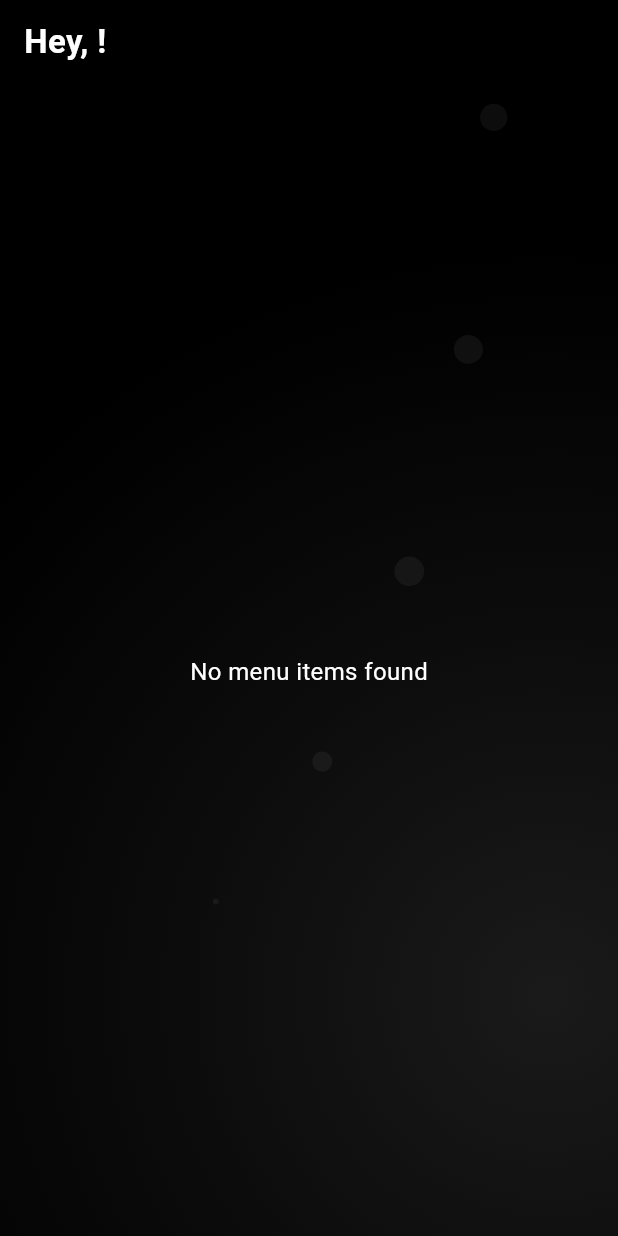
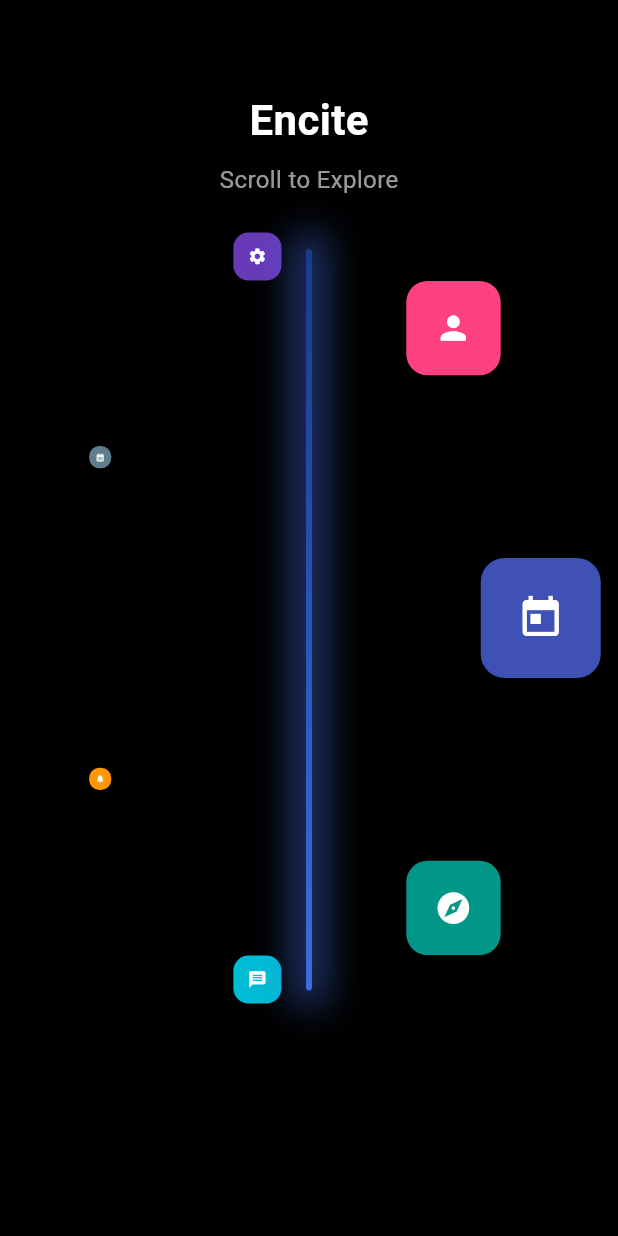
Before and after one commit to Bryse88/Encite_App, a Flutter app: the screen it shows once a user with an empty profile is signed in, on a phone screen of 412 x 824 dp. Run offline on Flutter 3.47's test engine with Material 3 defaults, Android fonts, the phone set to English and light mode, and no system bars; our stand-ins replace cloud_firestore, device_info_plus, firebase_auth, firebase_core, firebase_storage, google_sign_in and 3 more; accounts and stored records are empty; generated files the repository leaves out were written again; Roboto replaces fonts that are missing (SF Pro Display).

Commit message:
Changes to home

```diff
--- /dev/null
+++ b/lib/components/HomeComponents/HomeImpaler.dart
@@ -0,0 +1,29 @@
+import 'package:flutter/material.dart';
+
+class HomeImpalerBar extends StatelessWidget {
+  const HomeImpalerBar({super.key});
+
+  @override
+  Widget build(BuildContext context) {
+    return Container(
+      width: 4, // Instead of height, since it's vertical now
+      height: MediaQuery.of(context).size.height *
+          0.6, // Optional: set vertical length
+      decoration: BoxDecoration(
+        gradient: const LinearGradient(
+          begin: Alignment.topCenter,
+          end: Alignment.bottomCenter,
+          colors: [Color(0xFF1A3A8F), Color(0xFF3E6CDF)],
+        ),
+        borderRadius: BorderRadius.circular(2),
+        boxShadow: [
+          BoxShadow(
+            color: const Color(0xFF3E6CDF).withOpacity(0.5),
+            blurRadius: 20,
+            spreadRadius: 10,
+          ),
+        ],
+      ),
+    );
+  }
+}
--- a/lib/pages/app_pages/home_page.dart
+++ b/lib/pages/app_pages/home_page.dart
@@ -1,10 +1,17 @@
-import 'dart:ui';
-import 'package:encite/components/HomeComponents/app_icon_button.dart';
-import 'package:encite/components/MainComponents/background_painter.dart';
-import 'package:encite/components/HomeComponents/home_menu_item.dart';
+// This is a revised version of the HomePage that features an impaler bar at the center
+// and scroll interaction that rotates the menu items around that bar.
+
+import 'dart:math' as math;
+import 'package:encite/components/HomeComponents/HomeImpaler.dart';
 import 'package:flutter/material.dart';
-import 'package:cloud_firestore/cloud_firestore.dart';
-import 'package:firebase_auth/firebase_auth.dart';
+
+class MenuItemData {
+  final IconData icon;
+  final String title;
+  final Color color;
+
+  MenuItemData({required this.icon, required this.title, required this.color});
+}
 
 class HomePage extends StatefulWidget {
   const HomePage({Key? key}) : super(key: key);
@@ -13,204 +20,122 @@ class HomePage extends StatefulWidget {
   State<HomePage> createState() => _HomePageState();
 }
 
-class _HomePageState extends State<HomePage>
-    with SingleTickerProviderStateMixin {
-  late AnimationController _animationController;
-  String _firstName = '';
-  bool _isLoading = true;
-  List<HomeMenuItem> _menuItems = [];
-  bool _loadingMenuItems = true;
+class _HomePageState extends State<HomePage> {
+  double rotationOffset = 0.0;
 
-  @override
-  void initState() {
-    super.initState();
-    _animationController = AnimationController(
-      duration: const Duration(seconds: 20),
-      vsync: this,
-    )..repeat(reverse: true);
+  final List<MenuItemData> menuItems = [
+    MenuItemData(icon: Icons.today, title: 'My Day', color: Colors.indigo),
+    MenuItemData(icon: Icons.explore, title: 'Explore', color: Colors.teal),
+    MenuItemData(icon: Icons.message, title: 'Messages', color: Colors.cyan),
+    MenuItemData(
+        icon: Icons.notifications,
+        title: 'Notifications',
+        color: Colors.orange),
+    MenuItemData(
+        icon: Icons.calendar_month, title: 'Calendar', color: Colors.blueGrey),
+    MenuItemData(
+        icon: Icons.settings, title: 'Settings', color: Colors.deepPurple),
+    MenuItemData(
+        icon: Icons.person, title: 'Profile', color: Colors.pinkAccent),
+  ];
 
-    // Fetch user's display name when the page initializes
-    _fetchUserName();
-
-    // Fetch menu items from Firestore
-    _fetchMenuItems();
-  }
-
-  Future<void> _fetchUserName() async {
-    try {
-      // Get current user
-      final user = FirebaseAuth.instance.currentUser;
-
-      if (user != null) {
-        // Fetch user document from Firestore
-        final userDoc = await FirebaseFirestore.instance
-            .collection('users')
-            .doc(user.uid)
-            .get();
-
-        if (userDoc.exists && userDoc.data() != null) {
-          final data = userDoc.data()!;
-          if (data.containsKey('name')) {
-            // Get the first word from DisplayName
-            final fullName = data['name'] as String;
-            final firstName = fullName.split(' ')[0];
-
+  void _onScroll(DragUpdateDetails details) {
     setState(() {
-              _firstName = firstName;
-              _isLoading = false;
+      rotationOffset += details.delta.dy * 0.01;
     });
-          } else {
-            setState(() {
-              _firstName = 'there';
-              _isLoading = false;
-            });
-          }
-        } else {
-          setState(() {
-            _firstName = 'there';
-            _isLoading = false;
-          });
-        }
-      } else {
-        setState(() {
-          _firstName = 'there';
-          _isLoading = false;
-        });
-      }
-    } catch (e) {
-      print('Error fetching user name: $e');
-      setState(() {
-        _firstName = 'there';
-        _isLoading = false;
-      });
-    }
-  }
-
-  Future<void> _fetchMenuItems() async {
-    try {
-      // Fetch menu items from Firestore
-      final menuItemsSnapshot = await FirebaseFirestore.instance
-          .collection('app_items')
-          .orderBy('order') // Add this if you want to control the order
-          .get();
-
-      final List<HomeMenuItem> items = menuItemsSnapshot.docs.map((doc) {
-        return HomeMenuItem.fromMap(doc.data(), doc.id);
-      }).toList();
-
-      setState(() {
-        _menuItems = items;
-        _loadingMenuItems = false;
-      });
-    } catch (e) {
-      print('Error fetching menu items: $e');
-      setState(() {
-        _loadingMenuItems = false;
-        // Optionally provide some default menu items in case of failure
-        _menuItems = [
-          HomeMenuItem(
-            id: 'default',
-            title: 'Settings',
-            icon: Icons.settings,
-            color: const Color(0xFF8E8E93),
-            route: '/settings',
-          ),
-        ];
-      });
-    }
-  }
-
-  @override
-  void dispose() {
-    _animationController.dispose();
-    super.dispose();
   }
 
   @override
   Widget build(BuildContext context) {
+    final size = MediaQuery.of(context).size;
+    final double orbitHeight = size.height * 0.6;
+    final double orbitWidth = size.width * 0.75;
+
     return Scaffold(
       backgroundColor: Colors.black,
-      body: Stack(
+      body: GestureDetector(
+        onVerticalDragUpdate: _onScroll,
+        child: Stack(
           children: [
-          AnimatedBuilder(
-            animation: _animationController,
-            builder: (context, child) {
-              return CustomPaint(
-                painter: BackgroundPainter(_animationController.value),
-                size: MediaQuery.of(context).size,
+            // Center(
+            //   child: Container(
+            //     width: 30,
+            //     height: orbitHeight,
+            //     decoration: BoxDecoration(
+            //       color: Colors.white.withOpacity(0.1),
+            //       borderRadius: BorderRadius.circular(15),
+            //     ),
+            //   ),
+            // ),
+            ...List.generate(menuItems.length, (index) {
+              final angle =
+                  (index * (2 * math.pi / menuItems.length)) + rotationOffset;
+              final x = math.cos(angle) * (orbitWidth / 2);
+              final y = math.sin(angle) * (orbitHeight / 2);
+
+              final scale = ((math.cos(angle) + 1) / 2) * 0.6 + 0.4;
+              final sizeFactor = 80.0 * scale;
+
+              return Positioned(
+                left: (size.width / 2) + x - sizeFactor / 2,
+                top: (size.height / 2) + y - sizeFactor / 2,
+                child: Transform.scale(
+                  scale: scale,
+                  child: Container(
+                    width: sizeFactor,
+                    height: sizeFactor,
+                    decoration: BoxDecoration(
+                      color: menuItems[index].color,
+                      borderRadius: BorderRadius.circular(16),
+                      boxShadow: [
+                        BoxShadow(
+                          color: Colors.black.withOpacity(0.2),
+                          blurRadius: 8,
+                          offset: const Offset(0, 4),
+                        )
+                      ],
+                    ),
+                    child: Icon(
+                      menuItems[index].icon,
+                      color: Colors.white,
+                      size: 32 * scale,
+                    ),
+                  ),
+                ),
               );
-            },
-          ),
-          SafeArea(
+            }),
+            const Positioned(
+              top: 60,
+              left: 0,
+              right: 0,
+              child: Center(
                 child: Column(
                   children: [
-                Padding(
-                  padding: const EdgeInsets.symmetric(
-                      horizontal: 16.0, vertical: 12.0),
-                  child: Row(
-                    mainAxisAlignment: MainAxisAlignment.spaceBetween,
-                    children: [
-                      _isLoading
-                          ? const SizedBox(
-                              height: 22,
-                              width: 120,
-                              child: LinearProgressIndicator(
-                                backgroundColor: Colors.white10,
-                                color: Colors.white38,
-                              ),
-                            )
-                          : Text(
-                              'Hey, $_firstName!',
-                              style: const TextStyle(
-                                fontSize: 22,
+                    Text(
+                      'Encite',
+                      style: TextStyle(
+                        fontSize: 28,
                         fontWeight: FontWeight.bold,
                         color: Colors.white,
+                      ),
+                    ),
+                    SizedBox(height: 8),
+                    Text(
+                      'Scroll to Explore',
+                      style: TextStyle(
+                        fontSize: 16,
+                        color: Colors.white60,
+                      ),
+                    ),
+                    SizedBox(height: 35),
+                    HomeImpalerBar()
+                  ],
+                ),
               ),
             ),
           ],
         ),
       ),
-                const SizedBox(
-                  height: 16,
-                ),
-                Expanded(
-                  child: _loadingMenuItems
-                      ? const Center(
-                          child: CircularProgressIndicator(),
-                        )
-                      : _menuItems.isEmpty
-                          ? const Center(
-                              child: Text(
-                                'No menu items found',
-                                style: TextStyle(
-                                  color: Colors.white,
-                                  fontSize: 16,
-                                ),
-                              ),
-                            )
-                          : GridView.builder(
-                              padding: const EdgeInsets.all(16),
-                              gridDelegate:
-                                  const SliverGridDelegateWithFixedCrossAxisCount(
-                                crossAxisCount: 2,
-                                childAspectRatio: 1.2,
-                                crossAxisSpacing: 16,
-                                mainAxisSpacing: 16,
-                              ),
-                              itemCount: _menuItems.length,
-                              itemBuilder: (context, index) {
-                                return AppIconButton(
-                                  item: _menuItems[index],
-                                  index: index,
-                                );
-                              },
-                            ),
-                ),
-              ],
-            ),
-          ),
-        ],
-      ),
     );
   }
 }
```
Lines whose indentation alone changed are shown as unchanged.
